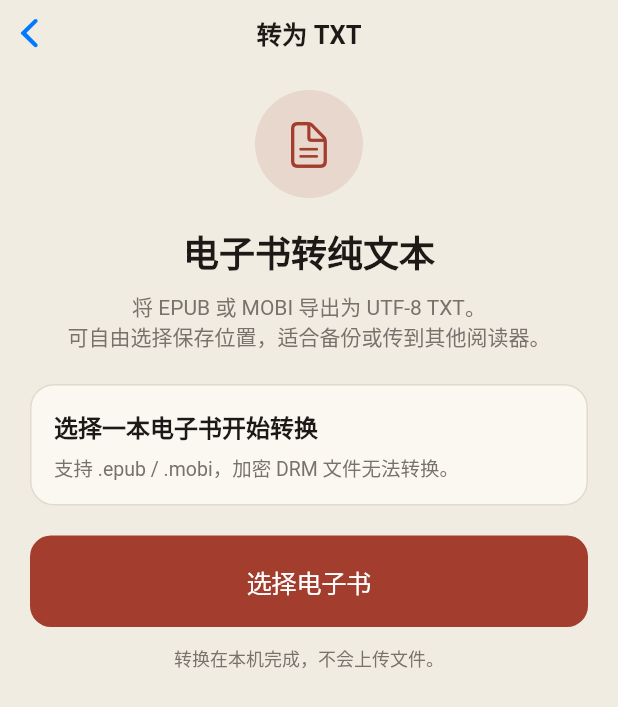
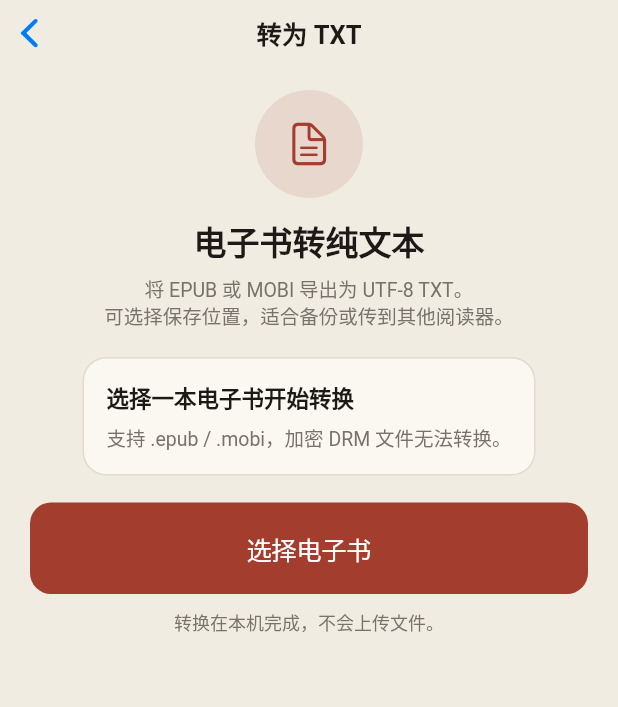
Before and after one commit to Murchey/Vellum, a Flutter app: the screen it shows after launch, item 4 of the bottom bar chosen, after a tap on "MOBI / EPUB 转 TXT", on a phone screen of 412 x 824 dp. Shown: the top 707 px of the screen. Run offline on Flutter 3.47's test engine with Material 3 defaults, Android fonts, the light colour scheme and no system bars; our stand-ins replace file_picker, package_info_plus; missing offline and left inert: markdown; Roboto replaces fonts that are missing (Georgia).

Commit message:
渲染错误修复

```diff
--- a/lib/pages/ebook_to_txt_page.dart
+++ b/lib/pages/ebook_to_txt_page.dart
@@ -44,6 +44,7 @@
       _errorMessage = null;
       _savedPath = null;
       _sourceName = null;
+      _paragraphCount = 0;
     });
     try {
       final result = await FilePicker.platform.pickFiles(
@@ -147,7 +148,9 @@
           dialogTitle: '选择导出文件夹',
         );
         if (directory == null || directory.isEmpty) return null;
-        final file = File('$directory${Platform.pathSeparator}$suggestedName');
+        final file = File(
+          '$directory${Platform.pathSeparator}$suggestedName',
+        );
         await file.writeAsString(text, encoding: utf8, flush: true);
         return file.path;
       } catch (_) {
@@ -174,45 +177,56 @@
     final accent = VellumTheme.accentOf(context);
 
     return CupertinoPageScaffold(
-      navigationBar: const CupertinoNavigationBar(
-        middle: Text('转为 TXT'),
-      ),
+      navigationBar: const CupertinoNavigationBar(middle: Text('转为 TXT')),
       backgroundColor: CupertinoTheme.of(context).scaffoldBackgroundColor,
+      // Avoid large system font sizes stretching chrome labels off-screen.
+      child: MediaQuery.withClampedTextScaling(
+        minScaleFactor: 1,
+        maxScaleFactor: 1.35,
         child: SafeArea(
-        child: ListView(
-          padding: const EdgeInsets.fromLTRB(20, 16, 20, 32),
+          child: LayoutBuilder(
+            builder: (context, constraints) => SingleChildScrollView(
+              padding: const EdgeInsets.fromLTRB(20, 12, 20, 28),
+              child: ConstrainedBox(
+                constraints: BoxConstraints(minHeight: constraints.maxHeight),
+                child: Column(
                   children: [
+                    const SizedBox(height: 4),
                     Container(
                       width: 72,
                       height: 72,
+                      alignment: Alignment.center,
                       decoration: BoxDecoration(
                         color: VellumTheme.softAccentOf(context),
                         shape: BoxShape.circle,
                       ),
                       child: Icon(
                         CupertinoIcons.doc_text,
-                size: 34,
+                        size: 32,
                         color: accent,
                       ),
                     ),
-            const SizedBox(height: 18),
+                    const SizedBox(height: 16),
                     Text(
                       '电子书转纯文本',
                       textAlign: TextAlign.center,
+                      maxLines: 2,
+                      overflow: TextOverflow.ellipsis,
                       style: TextStyle(
                         fontFamily: VellumTheme.fontFamily,
-                fontSize: 24,
+                        fontSize: 22,
                         fontWeight: FontWeight.w600,
                         color: ink,
+                        height: 1.25,
                       ),
                     ),
                     const SizedBox(height: 8),
                     Text(
-              '将 EPUB 或 MOBI 导出为 UTF-8 TXT。\n可自由选择保存位置，适合备份或传到其他阅读器。',
+                      '将 EPUB 或 MOBI 导出为 UTF-8 TXT。\n可选择保存位置，适合备份或传到其他阅读器。',
                       textAlign: TextAlign.center,
-              style: TextStyle(color: muted, height: 1.45, fontSize: 14),
+                      style: TextStyle(color: muted, height: 1.4, fontSize: 13),
                     ),
-            const SizedBox(height: 22),
+                    const SizedBox(height: 18),
                     DecoratedBox(
                       decoration: BoxDecoration(
                         color: VellumTheme.cardOf(context),
@@ -221,15 +235,56 @@
                       ),
                       child: Padding(
                         padding: const EdgeInsets.all(16),
-                child: Column(
+                        child: _statusCard(ink, muted, accent),
+                      ),
+                    ),
+                    const SizedBox(height: 18),
+                    SizedBox(
+                      width: double.infinity,
+                      child: CupertinoButton.filled(
+                        borderRadius: BorderRadius.circular(14),
+                        onPressed: _busy ? null : _startConvert,
+                        child: Padding(
+                          padding: const EdgeInsets.symmetric(vertical: 2),
+                          child: Text(
+                            _busy
+                                ? '处理中…'
+                                : _phase == _ConvertPhase.done ||
+                                      _phase == _ConvertPhase.failed
+                                ? '再转一本'
+                                : '选择电子书',
+                            maxLines: 1,
+                            overflow: TextOverflow.ellipsis,
+                          ),
+                        ),
+                      ),
+                    ),
+                    const SizedBox(height: 10),
+                    Text(
+                      '转换在本机完成，不会上传文件。',
+                      textAlign: TextAlign.center,
+                      style: TextStyle(color: muted, fontSize: 12),
+                    ),
+                  ],
+                ),
+              ),
+            ),
+          ),
+        ),
+      ),
+    );
+  }
+
+  Widget _statusCard(Color ink, Color muted, Color accent) {
+    if (_phase == _ConvertPhase.idle) {
+      return Column(
         crossAxisAlignment: CrossAxisAlignment.start,
         children: [
-                    if (_phase == _ConvertPhase.idle) ...[
           Text(
             '选择一本电子书开始转换',
             style: TextStyle(
               color: ink,
-                          fontSize: 16,
+              fontSize: 15,
               fontWeight: FontWeight.w600,
             ),
           ),
@@ -238,7 +293,12 @@
             '支持 .epub / .mobi，加密 DRM 文件无法转换。',
             style: TextStyle(color: muted, fontSize: 13),
           ),
-                    ] else ...[
+        ],
+      );
+    }
+    return Column(
+      crossAxisAlignment: CrossAxisAlignment.start,
+      children: [
         Row(
           children: [
             if (_busy)
@@ -259,9 +319,11 @@
             Expanded(
               child: Text(
                 _status,
+                maxLines: 3,
+                overflow: TextOverflow.ellipsis,
                 style: TextStyle(
                   color: ink,
-                                fontSize: 15,
+                  fontSize: 14,
                   fontWeight: FontWeight.w600,
                 ),
               ),
@@ -269,60 +331,31 @@
           ],
         ),
         if (_sourceName != null) ...[
-                        const SizedBox(height: 12),
+          const SizedBox(height: 10),
           _InfoRow(label: '源文件', value: _sourceName!),
         ],
         if (_paragraphCount > 0) ...[
-                        const SizedBox(height: 8),
-                        _InfoRow(
-                          label: '段落',
-                          value: '$_paragraphCount 段',
-                        ),
+          const SizedBox(height: 6),
+          _InfoRow(label: '段落', value: '$_paragraphCount 段'),
         ],
         if (_savedPath != null) ...[
-                        const SizedBox(height: 8),
+          const SizedBox(height: 6),
           _InfoRow(label: '保存到', value: _savedPath!),
         ],
         if (_errorMessage != null) ...[
           const SizedBox(height: 8),
           Text(
             _errorMessage!,
+            maxLines: 6,
+            overflow: TextOverflow.ellipsis,
             style: TextStyle(
               color: CupertinoColors.systemRed,
-                            fontSize: 13,
+              fontSize: 12,
               height: 1.4,
             ),
           ),
         ],
       ],
-                  ],
-                ),
-              ),
-            ),
-            const SizedBox(height: 20),
-            CupertinoButton.filled(
-              borderRadius: BorderRadius.circular(14),
-              onPressed: _busy ? null : _startConvert,
-              child: Padding(
-                padding: const EdgeInsets.symmetric(vertical: 2),
-                child: Text(
-                  _busy
-                      ? '处理中…'
-                      : _phase == _ConvertPhase.done || _phase == _ConvertPhase.failed
-                      ? '再转一本'
-                      : '选择电子书',
-                ),
-              ),
-            ),
-            const SizedBox(height: 12),
-            Text(
-              '转换在本机完成，不会上传文件。',
-              textAlign: TextAlign.center,
-              style: TextStyle(color: muted, fontSize: 12),
-            ),
-          ],
-        ),
-      ),
     );
   }
 }
@@ -341,15 +374,20 @@
         width: 52,
         child: Text(
           label,
-          style: TextStyle(color: VellumTheme.mutedOf(context), fontSize: 13),
+          maxLines: 1,
+          overflow: TextOverflow.ellipsis,
+          style: TextStyle(color: VellumTheme.mutedOf(context), fontSize: 12),
         ),
       ),
+      const SizedBox(width: 8),
       Expanded(
         child: Text(
           value,
+          maxLines: 3,
+          overflow: TextOverflow.ellipsis,
           style: TextStyle(
             color: VellumTheme.inkOf(context),
-            fontSize: 13,
+            fontSize: 12,
             height: 1.35,
           ),
         ),
--- a/lib/pages/settings_page.dart
+++ b/lib/pages/settings_page.dart
@@ -384,7 +384,13 @@
 
       navigationBar: const CupertinoNavigationBar(middle: Text('设置')),
 
-      child: SafeArea(
+      child: MediaQuery.withClampedTextScaling(
+
+        minScaleFactor: 1,
+
+        maxScaleFactor: 1.2,
+
+        child: SafeArea(
 
         child: ListView(
 
@@ -444,7 +450,9 @@
 
                   title: const Text('导入字体'),
 
-                  additionalInfo: Text('已导入 ${widget.installedFonts.length} 个'),
+                  additionalInfo: Text(
+                    '${widget.installedFonts.length}',
+                  ),
 
                   onTap: widget.onImportFonts,
 
@@ -662,11 +670,11 @@
 
       ),
 
+      ),
+
     );
 
   }
-
-
 
   void _showFontManager(BuildContext context) {
 
--- a/lib/theme/vellum_theme.dart
+++ b/lib/theme/vellum_theme.dart
@@ -23,11 +23,20 @@
     scaffoldBackgroundColor: paper,
     barBackgroundColor: paper,
     textTheme: CupertinoTextThemeData(
-      textStyle: TextStyle(color: ink, fontFamily: 'Georgia'),
+      textStyle: TextStyle(inherit: false, color: ink, fontFamily: 'Georgia'),
       navTitleTextStyle: TextStyle(
+        inherit: false,
         color: ink,
         fontSize: 17,
         fontWeight: FontWeight.w600,
+        fontFamily: 'Georgia',
+      ),
+      navLargeTitleTextStyle: TextStyle(
+        inherit: false,
+        color: ink,
+        fontSize: 34,
+        fontWeight: FontWeight.w700,
+        fontFamily: 'Georgia',
       ),
     ),
   );
@@ -38,11 +47,24 @@
     scaffoldBackgroundColor: darkPaper,
     barBackgroundColor: darkPaper,
     textTheme: CupertinoTextThemeData(
-      textStyle: TextStyle(color: darkInk, fontFamily: 'Georgia'),
+      textStyle: TextStyle(
+        inherit: false,
+        color: darkInk,
+        fontFamily: 'Georgia',
+      ),
       navTitleTextStyle: TextStyle(
+        inherit: false,
         color: darkInk,
         fontSize: 17,
         fontWeight: FontWeight.w600,
+        fontFamily: 'Georgia',
+      ),
+      navLargeTitleTextStyle: TextStyle(
+        inherit: false,
+        color: darkInk,
+        fontSize: 34,
+        fontWeight: FontWeight.w700,
+        fontFamily: 'Georgia',
       ),
     ),
   );
@@ -56,6 +78,9 @@
       textTheme: CupertinoTextThemeData(
         textStyle: base.textTheme.textStyle.copyWith(fontFamily: fontFamily),
         navTitleTextStyle: base.textTheme.navTitleTextStyle.copyWith(
+          fontFamily: fontFamily,
+        ),
+        navLargeTitleTextStyle: base.textTheme.navLargeTitleTextStyle.copyWith(
           fontFamily: fontFamily,
         ),
       ),
```
Also changed, not shown: 3 other files. Lines whose indentation alone changed are shown as unchanged.
